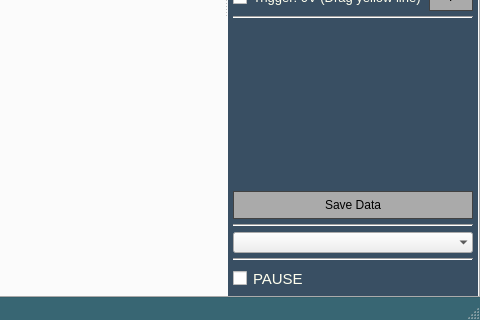
The window that templates/layout.ui (csparkresearch/ExpEYES17-Qt) describes before a commit, drawn with Qt 5; both pictures show x 476 to 956 and y 321 to 641 of the 956 by 641 pixel window.
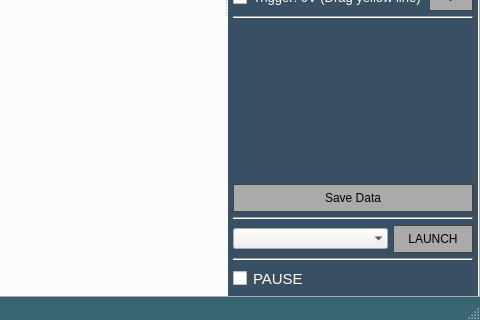
The same window after the commit. Icons and pictures are not drawn.

Commit message: new framework. Scope will also be treated as an experiment app

The edit to the form file:
```diff
--- a/templates/layout.ui
+++ b/templates/layout.ui
@@ -885,19 +885,39 @@
              </widget>
             </item>
             <item>
-             <widget class="QComboBox" name="experimentBox">
-              <property name="font">
-               <font>
-                <pointsize>10</pointsize>
-               </font>
+             <layout class="QHBoxLayout" name="horizontalLayout">
+              <property name="topMargin">
+               <number>0</number>
               </property>
-              <property name="maxCount">
-               <number>200</number>
-              </property>
-              <property name="frame">
-               <bool>false</bool>
-              </property>
-             </widget>
+              <item>
+               <widget class="QComboBox" name="experimentBox">
+                <property name="font">
+                 <font>
+                  <pointsize>10</pointsize>
+                 </font>
+                </property>
+                <property name="maxCount">
+                 <number>200</number>
+                </property>
+                <property name="frame">
+                 <bool>false</bool>
+                </property>
+               </widget>
+              </item>
+              <item>
+               <widget class="QPushButton" name="pushButton_2">
+                <property name="maximumSize">
+                 <size>
+                  <width>80</width>
+                  <height>16777215</height>
+                 </size>
+                </property>
+                <property name="text">
+                 <string>LAUNCH</string>
+                </property>
+               </widget>
+              </item>
+             </layout>
             </item>
             <item>
              <widget class="Line" name="line_2">
```
Left out of the diff: 110 changed lines with no effect on the pictures. The commit also changes 11 other files.
